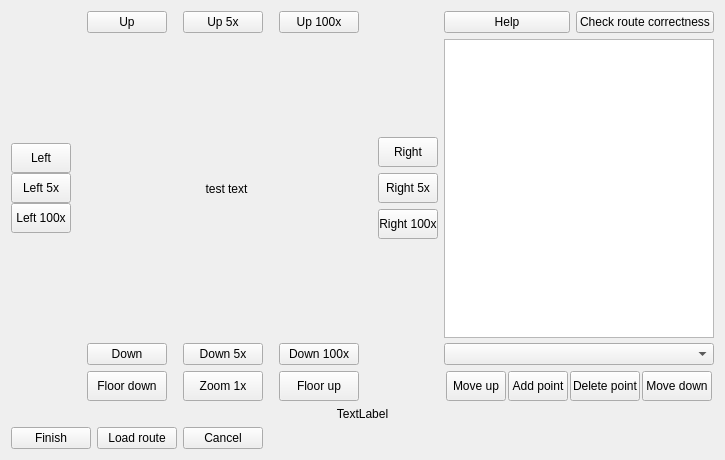
The window that sources/RouteCreator.ui (Groundy/CrackerJack) describes before a commit, drawn with Qt 5.
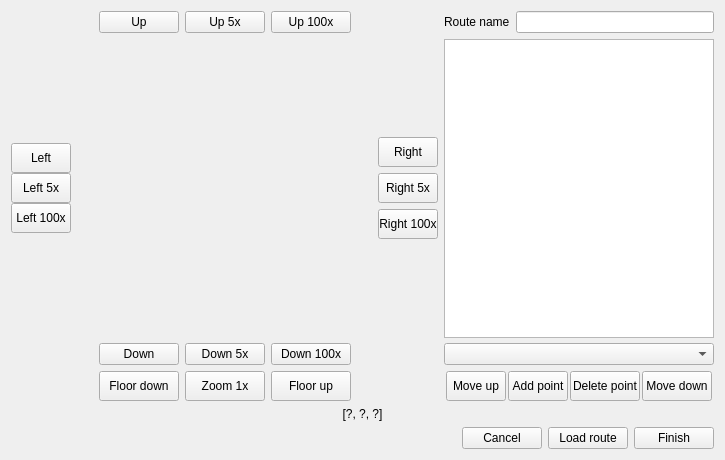
The same window after the commit.

Commit message: rewrite Routes/RouteCreator classes

```diff
--- a/sources/RouteCreator.ui
+++ b/sources/RouteCreator.ui
@@ -36,27 +36,6 @@
     <layout class="QGridLayout" name="gridLayout">
      <item row="2" column="1">
       <layout class="QHBoxLayout" name="horizontalLayout_5">
-       <item>
-        <widget class="QPushButton" name="finishButton">
-         <property name="text">
-          <string>Finish</string>
-         </property>
-        </widget>
-       </item>
-       <item>
-        <widget class="QPushButton" name="loadRouteButton">
-         <property name="text">
-          <string>Load route</string>
-         </property>
-        </widget>
-       </item>
-       <item>
-        <widget class="QPushButton" name="cancelButton">
-         <property name="text">
-          <string>Cancel</string>
-         </property>
-        </widget>
-       </item>
        <item>
         <spacer name="horizontalSpacer">
          <property name="orientation">
@@ -70,166 +49,31 @@
          </property>
         </spacer>
        </item>
+       <item>
+        <widget class="QPushButton" name="cancelButton">
+         <property name="text">
+          <string>Cancel</string>
+         </property>
+        </widget>
+       </item>
+       <item>
+        <widget class="QPushButton" name="loadRouteButton">
+         <property name="text">
+          <string>Load route</string>
+         </property>
+        </widget>
+       </item>
+       <item>
+        <widget class="QPushButton" name="finishButton">
+         <property name="text">
+          <string>Finish</string>
+         </property>
+        </widget>
+       </item>
       </layout>
      </item>
      <item row="0" column="1">
       <layout class="QGridLayout" name="gridLayout_3">
-       <item row="3" column="3">
-        <layout class="QHBoxLayout" name="horizontalLayout_4">
-         <property name="spacing">
-          <number>0</number>
-         </property>
-         <property name="topMargin">
-          <number>0</number>
-         </property>
-         <property name="rightMargin">
-          <number>0</number>
-         </property>
-         <item>
-          <widget class="QPushButton" name="movePointUpButton">
-           <property name="sizePolicy">
-            <sizepolicy hsizetype="Fixed" vsizetype="Fixed">
-             <horstretch>0</horstretch>
-             <verstretch>0</verstretch>
-            </sizepolicy>
-           </property>
-           <property name="maximumSize">
-            <size>
-             <width>60</width>
-             <height>30</height>
-            </size>
-           </property>
-           <property name="text">
-            <string>Move up</string>
-           </property>
-          </widget>
-         </item>
-         <item>
-          <widget class="QPushButton" name="addPointButton">
-           <property name="sizePolicy">
-            <sizepolicy hsizetype="Fixed" vsizetype="Fixed">
-             <horstretch>0</horstretch>
-             <verstretch>0</verstretch>
-            </sizepolicy>
-           </property>
-           <property name="maximumSize">
-            <size>
-             <width>60</width>
-             <height>30</height>
-            </size>
-           </property>
-           <property name="text">
-            <string>Add point</string>
-           </property>
-          </widget>
-         </item>
-         <item>
-          <widget class="QPushButton" name="deletePointButton">
-           <property name="sizePolicy">
-            <sizepolicy hsizetype="Fixed" vsizetype="Fixed">
-             <horstretch>0</horstretch>
-             <verstretch>0</verstretch>
-            </sizepolicy>
-           </property>
-           <property name="maximumSize">
-            <size>
-             <width>70</width>
-             <height>30</height>
-            </size>
-           </property>
-           <property name="text">
-            <string>Delete point</string>
-           </property>
-          </widget>
-         </item>
-         <item>
-          <widget class="QPushButton" name="movePointDownButton">
-           <property name="sizePolicy">
-            <sizepolicy hsizetype="Fixed" vsizetype="Fixed">
-             <horstretch>15</horstretch>
-             <verstretch>10</verstretch>
-            </sizepolicy>
-           </property>
-           <property name="maximumSize">
-            <size>
-             <width>70</width>
-             <height>30</height>
-            </size>
-           </property>
-           <property name="text">
-            <string>Move down</string>
-           </property>
-          </widget>
-         </item>
-        </layout>
-       </item>
-       <item row="2" column="3">
-        <widget class="QComboBox" name="fieldTypesBox"/>
-       </item>
-       <item row="2" column="1">
-        <layout class="QHBoxLayout" name="horizontalLayout_2">
-         <property name="sizeConstraint">
-          <enum>QLayout::SetFixedSize</enum>
-         </property>
-         <item>
-          <widget class="QPushButton" name="moveMapDown_1">
-           <property name="sizePolicy">
-            <sizepolicy hsizetype="Fixed" vsizetype="Fixed">
-             <horstretch>0</horstretch>
-             <verstretch>0</verstretch>
-            </sizepolicy>
-           </property>
-           <property name="maximumSize">
-            <size>
-             <width>80</width>
-             <height>30</height>
-            </size>
-           </property>
-           <property name="text">
-            <string>Down</string>
-           </property>
-          </widget>
-         </item>
-         <item>
-          <widget class="QPushButton" name="moveMapDown_2">
-           <property name="sizePolicy">
-            <sizepolicy hsizetype="Fixed" vsizetype="Fixed">
-             <horstretch>0</horstretch>
-             <verstretch>0</verstretch>
-            </sizepolicy>
-           </property>
-           <property name="maximumSize">
-            <size>
-             <width>80</width>
-             <height>30</height>
-            </size>
-           </property>
-           <property name="text">
-            <string>Down 5x</string>
-           </property>
-          </widget>
-         </item>
-         <item>
-          <widget class="QPushButton" name="moveMapDown_3">
-           <property name="sizePolicy">
-            <sizepolicy hsizetype="Fixed" vsizetype="Fixed">
-             <horstretch>0</horstretch>
-             <verstretch>0</verstretch>
-            </sizepolicy>
-           </property>
-           <property name="maximumSize">
-            <size>
-             <width>80</width>
-             <height>50</height>
-            </size>
-           </property>
-           <property name="text">
-            <string>Down 100x</string>
-           </property>
-          </widget>
-         </item>
-        </layout>
-       </item>
        <item row="1" column="1">
         <widget class="QLabel" name="imgLabel">
          <property name="enabled">
@@ -269,7 +113,7 @@
           <enum>Qt::NoContextMenu</enum>
          </property>
          <property name="text">
-          <string>test text</string>
+          <string/>
          </property>
          <property name="scaledContents">
           <bool>false</bool>
@@ -279,98 +123,6 @@
          </property>
         </widget>
        </item>
-       <item row="3" column="1">
-        <layout class="QHBoxLayout" name="horizontalLayout_3">
-         <property name="sizeConstraint">
-          <enum>QLayout::SetDefaultConstraint</enum>
-         </property>
-         <item>
-          <widget class="QPushButton" name="lowerFloor">
-           <property name="sizePolicy">
-            <sizepolicy hsizetype="Fixed" vsizetype="Fixed">
-             <horstretch>0</horstretch>
-             <verstretch>0</verstretch>
-            </sizepolicy>
-           </property>
-           <property name="minimumSize">
-            <size>
-             <width>80</width>
-             <height>30</height>
-            </size>
-           </property>
-           <property name="maximumSize">
-            <size>
-             <width>80</width>
-             <height>30</height>
-            </size>
-           </property>
-           <property name="text">
-            <string>Floor down</string>
-           </property>
-          </widget>
-         </item>
-         <item>
-          <widget class="QPushButton" name="zoomButton">
-           <property name="sizePolicy">
-            <sizepolicy hsizetype="Fixed" vsizetype="Fixed">
-             <horstretch>0</horstretch>
-             <verstretch>0</verstretch>
-            </sizepolicy>
-           </property>
-           <property name="maximumSize">
-            <size>
-             <width>80</width>
-             <height>30</height>
-            </size>
-           </property>
-           <property name="text">
-            <string>Zoom 1x</string>
-           </property>
-          </widget>
-         </item>
-         <item>
-          <widget class="QPushButton" name="upFloor">
-           <property name="sizePolicy">
-            <sizepolicy hsizetype="Fixed" vsizetype="Fixed">
-             <horstretch>0</horstretch>
-             <verstretch>0</verstretch>
-            </sizepolicy>
-           </property>
-           <property name="maximumSize">
-            <size>
-             <width>80</width>
-             <height>30</height>
-            </size>
-           </property>
-           <property name="text">
-            <string>Floor up</string>
-           </property>
-          </widget>
-         </item>
-        </layout>
-       </item>
-       <item row="1" column="3">
-        <widget class="QListWidget" name="pointsList">
-         <property name="sizePolicy">
-          <sizepolicy hsizetype="Fixed" vsizetype="Fixed">
-           <horstretch>0</horstretch>
-           <verstretch>0</verstretch>
-          </sizepolicy>
-         </property>
-         <property name="minimumSize">
-          <size>
-           <width>270</width>
-           <height>299</height>
-          </size>
-         </property>
-         <property name="maximumSize">
-          <size>
-           <width>270</width>
-           <height>500</height>
-          </size>
-         </property>
-        </widget>
-       </item>
        <item row="1" column="0">
         <layout class="QVBoxLayout" name="verticalLayout">
          <property name="spacing">
@@ -497,48 +249,57 @@
          </item>
         </layout>
        </item>
-       <item row="0" column="1">
-        <layout class="QHBoxLayout" name="horizontalLayout">
-         <item alignment="Qt::AlignVCenter">
-          <widget class="QPushButton" name="moveMapUp_1">
+       <item row="3" column="3">
+        <layout class="QHBoxLayout" name="horizontalLayout_4">
+         <property name="spacing">
+          <number>0</number>
+         </property>
+         <property name="topMargin">
+          <number>0</number>
+         </property>
+         <property name="rightMargin">
+          <number>0</number>
+         </property>
+         <item>
+          <widget class="QPushButton" name="movePointUpButton">
            <property name="sizePolicy">
-            <sizepolicy hsizetype="Maximum" vsizetype="Minimum">
+            <sizepolicy hsizetype="Fixed" vsizetype="Fixed">
              <horstretch>0</horstretch>
              <verstretch>0</verstretch>
             </sizepolicy>
            </property>
            <property name="maximumSize">
             <size>
-             <width>80</width>
+             <width>60</width>
              <height>30</height>
             </size>
            </property>
            <property name="text">
-            <string>Up</string>
+            <string>Move up</string>
            </property>
           </widget>
          </item>
          <item>
-          <widget class="QPushButton" name="moveMapUp_2">
+          <widget class="QPushButton" name="addPointButton">
            <property name="sizePolicy">
-            <sizepolicy hsizetype="Fixed" vsizetype="Minimum">
+            <sizepolicy hsizetype="Fixed" vsizetype="Fixed">
              <horstretch>0</horstretch>
              <verstretch>0</verstretch>
             </sizepolicy>
            </property>
            <property name="maximumSize">
             <size>
-             <width>80</width>
+             <width>60</width>
              <height>30</height>
             </size>
            </property>
            <property name="text">
-            <string>Up 5x</string>
+            <string>Add point</string>
            </property>
           </widget>
          </item>
          <item>
-          <widget class="QPushButton" name="moveMapUp_3">
+          <widget class="QPushButton" name="deletePointButton">
            <property name="sizePolicy">
             <sizepolicy hsizetype="Fixed" vsizetype="Fixed">
              <horstretch>0</horstretch>
@@ -547,12 +308,31 @@
            </property>
            <property name="maximumSize">
             <size>
-             <width>80</width>
+             <width>70</width>
              <height>30</height>
             </size>
            </property>
            <property name="text">
-            <string>Up 100x</string>
+            <string>Delete point</string>
+           </property>
+          </widget>
+         </item>
+         <item>
+          <widget class="QPushButton" name="movePointDownButton">
+           <property name="sizePolicy">
+            <sizepolicy hsizetype="Fixed" vsizetype="Fixed">
+             <horstretch>15</horstretch>
+             <verstretch>10</verstretch>
+            </sizepolicy>
+           </property>
+           <property name="maximumSize">
+            <size>
+             <width>70</width>
+             <height>30</height>
+            </size>
+           </property>
+           <property name="text">
+            <string>Move down</string>
            </property>
           </widget>
          </item>
@@ -666,23 +446,8 @@
          </item>
         </layout>
        </item>
-       <item row="0" column="3">
-        <layout class="QHBoxLayout" name="horizontalLayout_6">
-         <item>
-          <widget class="QPushButton" name="helpButton">
-           <property name="text">
-            <string>Help</string>
-           </property>
-          </widget>
-         </item>
-         <item>
-          <widget class="QPushButton" name="checkButton">
-           <property name="text">
-            <string>Check route correctness</string>
-           </property>
-          </widget>
-         </item>
-        </layout>
+       <item row="2" column="3">
+        <widget class="QComboBox" name="fieldTypesBox"/>
        </item>
        <item row="4" column="0" colspan="4">
         <layout class="QHBoxLayout" name="horizontalLayout_7">
@@ -701,7 +466,7 @@
             </size>
            </property>
            <property name="text">
-            <string>TextLabel</string>
+            <string>[?, ?, ?]</string>
            </property>
            <property name="alignment">
             <set>Qt::AlignCenter</set>
@@ -710,18 +475,318 @@
          </item>
         </layout>
        </item>
-       <item row="0" column="0">
-        <spacer name="verticalSpacer_4">
-         <property name="orientation">
-          <enum>Qt::Vertical</enum>
+       <item row="1" column="3">
+        <widget class="QListWidget" name="pointsList">
+         <property name="sizePolicy">
+          <sizepolicy hsizetype="Fixed" vsizetype="Fixed">
+           <horstretch>0</horstretch>
+           <verstretch>0</verstretch>
+          </sizepolicy>
          </property>
-         <property name="sizeHint" stdset="0">
+         <property name="minimumSize">
           <size>
-           <width>20</width>
-           <height>40</height>
+           <width>270</width>
+           <height>299</height>
           </size>
          </property>
-        </spacer>
+         <property name="maximumSize">
+          <size>
+           <width>270</width>
+           <height>500</height>
+          </size>
+         </property>
+        </widget>
+       </item>
+       <item row="3" column="0" colspan="3">
+        <layout class="QHBoxLayout" name="horizontalLayout_3">
+         <property name="sizeConstraint">
+          <enum>QLayout::SetDefaultConstraint</enum>
+         </property>
+         <item>
+          <spacer name="horizontalSpacer_6">
+           <property name="orientation">
+            <enum>Qt::Horizontal</enum>
+           </property>
+           <property name="sizeHint" stdset="0">
+            <size>
+             <width>40</width>
+             <height>20</height>
+            </size>
+           </property>
+          </spacer>
+         </item>
+         <item>
+          <widget class="QPushButton" name="lowerFloor">
+           <property name="sizePolicy">
+            <sizepolicy hsizetype="Fixed" vsizetype="Fixed">
+             <horstretch>0</horstretch>
+             <verstretch>0</verstretch>
+            </sizepolicy>
+           </property>
+           <property name="minimumSize">
+            <size>
+             <width>80</width>
+             <height>30</height>
+            </size>
+           </property>
+           <property name="maximumSize">
+            <size>
+             <width>80</width>
+             <height>30</height>
+            </size>
+           </property>
+           <property name="text">
+            <string>Floor down</string>
+           </property>
+          </widget>
+         </item>
+         <item>
+          <widget class="QPushButton" name="zoomButton">
+           <property name="sizePolicy">
+            <sizepolicy hsizetype="Fixed" vsizetype="Fixed">
+             <horstretch>0</horstretch>
+             <verstretch>0</verstretch>
+            </sizepolicy>
+           </property>
+           <property name="maximumSize">
+            <size>
+             <width>80</width>
+             <height>30</height>
+            </size>
+           </property>
+           <property name="text">
+            <string>Zoom 1x</string>
+           </property>
+          </widget>
+         </item>
+         <item>
+          <widget class="QPushButton" name="upFloor">
+           <property name="sizePolicy">
+            <sizepolicy hsizetype="Fixed" vsizetype="Fixed">
+             <horstretch>0</horstretch>
+             <verstretch>0</verstretch>
+            </sizepolicy>
+           </property>
+           <property name="maximumSize">
+            <size>
+             <width>80</width>
+             <height>30</height>
+            </size>
+           </property>
+           <property name="text">
+            <string>Floor up</string>
+           </property>
+          </widget>
+         </item>
+         <item>
+          <spacer name="horizontalSpacer_7">
+           <property name="orientation">
+            <enum>Qt::Horizontal</enum>
+           </property>
+           <property name="sizeHint" stdset="0">
+            <size>
+             <width>40</width>
+             <height>20</height>
+            </size>
+           </property>
+          </spacer>
+         </item>
+        </layout>
+       </item>
+       <item row="2" column="0" colspan="3">
+        <layout class="QHBoxLayout" name="horizontalLayout_2">
+         <property name="sizeConstraint">
+          <enum>QLayout::SetFixedSize</enum>
+         </property>
+         <item>
+          <spacer name="horizontalSpacer_3">
+           <property name="orientation">
+            <enum>Qt::Horizontal</enum>
+           </property>
+           <property name="sizeHint" stdset="0">
+            <size>
+             <width>40</width>
+             <height>20</height>
+            </size>
+           </property>
+          </spacer>
+         </item>
+         <item>
+          <widget class="QPushButton" name="moveMapDown_1">
+           <property name="sizePolicy">
+            <sizepolicy hsizetype="Fixed" vsizetype="Fixed">
+             <horstretch>0</horstretch>
+             <verstretch>0</verstretch>
+            </sizepolicy>
+           </property>
+           <property name="maximumSize">
+            <size>
+             <width>80</width>
+             <height>30</height>
+            </size>
+           </property>
+           <property name="text">
+            <string>Down</string>
+           </property>
+          </widget>
+         </item>
+         <item>
+          <widget class="QPushButton" name="moveMapDown_2">
+           <property name="sizePolicy">
+            <sizepolicy hsizetype="Fixed" vsizetype="Fixed">
+             <horstretch>0</horstretch>
+             <verstretch>0</verstretch>
+            </sizepolicy>
+           </property>
+           <property name="maximumSize">
+            <size>
+             <width>80</width>
+             <height>30</height>
+            </size>
+           </property>
+           <property name="text">
+            <string>Down 5x</string>
+           </property>
+          </widget>
+         </item>
+         <item>
+          <widget class="QPushButton" name="moveMapDown_3">
+           <property name="sizePolicy">
+            <sizepolicy hsizetype="Fixed" vsizetype="Fixed">
+             <horstretch>0</horstretch>
+             <verstretch>0</verstretch>
+            </sizepolicy>
+           </property>
+           <property name="maximumSize">
+            <size>
+             <width>80</width>
+             <height>50</height>
+            </size>
+           </property>
+           <property name="text">
+            <string>Down 100x</string>
+           </property>
+          </widget>
+         </item>
+         <item>
+          <spacer name="horizontalSpacer_2">
+           <property name="orientation">
+            <enum>Qt::Horizontal</enum>
+           </property>
+           <property name="sizeHint" stdset="0">
+            <size>
+             <width>40</width>
+             <height>20</height>
+            </size>
+           </property>
+          </spacer>
+         </item>
+        </layout>
+       </item>
+       <item row="0" column="0" colspan="3">
+        <layout class="QHBoxLayout" name="horizontalLayout">
+         <item>
+          <spacer name="horizontalSpacer_4">
+           <property name="orientation">
+            <enum>Qt::Horizontal</enum>
+           </property>
+           <property name="sizeHint" stdset="0">
+            <size>
+             <width>40</width>
+             <height>20</height>
+            </size>
+           </property>
+          </spacer>
+         </item>
+         <item alignment="Qt::AlignVCenter">
+          <widget class="QPushButton" name="moveMapUp_1">
+           <property name="sizePolicy">
+            <sizepolicy hsizetype="Maximum" vsizetype="Minimum">
+             <horstretch>0</horstretch>
+             <verstretch>0</verstretch>
+            </sizepolicy>
+           </property>
+           <property name="maximumSize">
+            <size>
+             <width>80</width>
+             <height>30</height>
+            </size>
+           </property>
+           <property name="text">
+            <string>Up</string>
+           </property>
+          </widget>
+         </item>
+         <item>
+          <widget class="QPushButton" name="moveMapUp_2">
+           <property name="sizePolicy">
+            <sizepolicy hsizetype="Fixed" vsizetype="Minimum">
+             <horstretch>0</horstretch>
+             <verstretch>0</verstretch>
+            </sizepolicy>
+           </property>
+           <property name="maximumSize">
+            <size>
+             <width>80</width>
+             <height>30</height>
+            </size>
+           </property>
+           <property name="text">
+            <string>Up 5x</string>
+           </property>
+          </widget>
+         </item>
+         <item>
+          <widget class="QPushButton" name="moveMapUp_3">
+           <property name="sizePolicy">
+            <sizepolicy hsizetype="Fixed" vsizetype="Fixed">
+             <horstretch>0</horstretch>
+             <verstretch>0</verstretch>
+            </sizepolicy>
+           </property>
+           <property name="maximumSize">
+            <size>
+             <width>80</width>
+             <height>30</height>
+            </size>
+           </property>
+           <property name="text">
+            <string>Up 100x</string>
+           </property>
+          </widget>
+         </item>
+         <item>
+          <spacer name="horizontalSpacer_5">
+           <property name="orientation">
+            <enum>Qt::Horizontal</enum>
+           </property>
+           <property name="sizeHint" stdset="0">
+            <size>
+             <width>40</width>
+             <height>20</height>
+            </size>
+           </property>
+          </spacer>
+         </item>
+        </layout>
+       </item>
+       <item row="0" column="3">
+        <layout class="QHBoxLayout" name="horizontalLayout_8">
+         <item>
+          <widget class="QLabel" name="nameLabel">
+           <property name="text">
+            <string>Route name</string>
+           </property>
+          </widget>
+         </item>
+         <item>
+          <widget class="QLineEdit" name="nameEditField">
+           <property name="maxLength">
+            <number>50</number>
+           </property>
+          </widget>
+         </item>
+        </layout>
        </item>
       </layout>
      </item>
```
Left out of the diff: 57 changed lines with no effect on the pictures. The commit also changes 7 other files.
